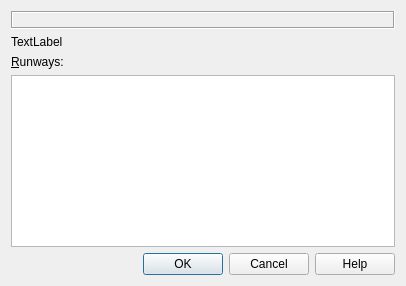
First picture: the form in src/route/runwayselectiondialog.ui, repository albar965/littlenavmap, before the edit.
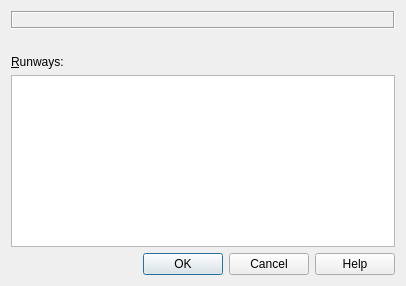
Second picture: the form after the edit.

Commit message: Added warning message if using scenery library with not matching simulator in connect dialog.

Patch:
```diff
--- a/src/route/runwayselectiondialog.ui
+++ b/src/route/runwayselectiondialog.ui
@@ -108,7 +108,7 @@
    <item row="1" column="0" colspan="2">
     <widget class="QLabel" name="labelRunwaySelectionHeader">
      <property name="text">
-      <string>TextLabel</string>
+      <string></string>
      </property>
      <property name="textInteractionFlags">
       <set>Qt::LinksAccessibleByMouse|Qt::TextSelectableByMouse</set>
```
The commit also changes 5 other files.
